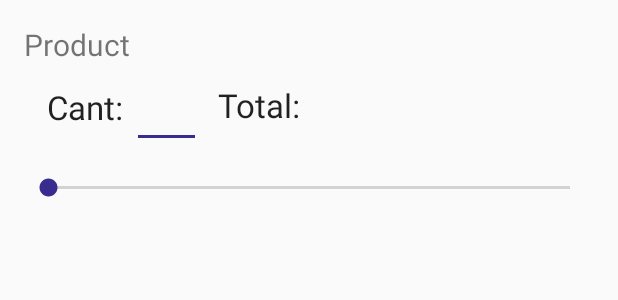
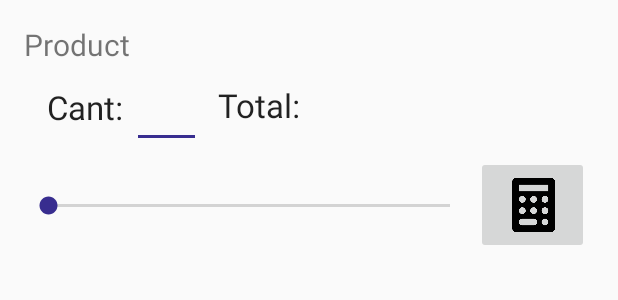
Before and after one commit to kevinwagner96/CSS_App, an Android app: the layout layout_add_to_car.xml on its own in the app's theme, with its tools: preview values and no code run, on a phone screen of 412 x 824 dp. Shown: the top 300 px of the screen. Run offline under Robolectric (Android 15) with nearby library versions, the light colour scheme and no system bars; network calls fail.

Commit message:
button and change fragment

```diff
--- a/app/src/main/java/com/example/css/ui/home/HomeFragment.kt
+++ b/app/src/main/java/com/example/css/ui/home/HomeFragment.kt
@@ -1,5 +1,6 @@
 package com.example. css.ui.home
 
+import android.app.Dialog
 import android.content.Intent
 import android.os.Build
 import android.os.Bundle
@@ -19,10 +20,13 @@ import androidx.core.text.isDigitsOnly
 import androidx.fragment.app.DialogFragment
 import androidx.fragment.app.Fragment
 import androidx.fragment.app.FragmentManager
+import androidx.fragment.app.FragmentTransaction
 import androidx.lifecycle.LiveData
 import androidx.lifecycle.MutableLiveData
 import androidx.lifecycle.Observer
 import androidx.lifecycle.ViewModelProviders
+import androidx.navigation.findNavController
+import androidx.navigation.fragment.findNavController
 import com.example.css.ApiService
 import com.example.css.MainActivity
 import com.example.css.R
@@ -36,6 +40,8 @@ import kotlinx.android.synthetic.main.fragment_gallery.*
 import retrofit2.Call
 import com.google.zxing.integration.android.IntentIntegrator
 import com.google.zxing.integration.android.IntentResult
+import kotlinx.android.synthetic.main.content_main.*
+import kotlinx.android.synthetic.main.layout_add_to_car.*
 import okhttp3.OkHttpClient
 import retrofit2.Callback
 import retrofit2.Response
@@ -81,7 +87,7 @@ class HomeFragment : Fragment() {
 
         val retrofit: Retrofit = Retrofit.Builder()
             .client(okHttpClient())
-            .baseUrl("http://192.168.0.117:8080/api/")
+            .baseUrl("http://192.168.0.6:45455/api/")
             .addConverterFactory(GsonConverterFactory.create())
             .build()
 
@@ -160,6 +166,7 @@ class HomeFragment : Fragment() {
     }
 
     private fun showAddCarDialog(producto: Producto){
+        val dialog : android.app.AlertDialog
         val builder = android.app.AlertDialog.Builder(activity)
         val inflater = layoutInflater
         val view = inflater.inflate(R.layout.layout_add_to_car,null)
@@ -167,11 +174,17 @@ class HomeFragment : Fragment() {
         val cant = view.findViewById<EditText>(R.id.editTextCantidad)
         val desc = view.findViewById<TextView>(R.id.textViewDescripcion)
         val total = view.findViewById<TextView>(R.id.textViewTotal)
+        val calcular = view.findViewById<ImageButton>(R.id.btn_calculadora)
+
 
         desc.setText(producto.descripcion)
         cant.setText("1")
         val decimal = BigDecimal(producto.precioContado).setScale(2, RoundingMode.HALF_EVEN)
         total.setText("Total= $"+decimal.toString())
+
+
+
+
 
         scroll.progress = 1
         scroll.max = 20
@@ -223,9 +236,15 @@ class HomeFragment : Fragment() {
             }
         }
         )
+        dialog = builder.create()
 
+        calcular.setOnClickListener{
+            MyProducto.set(producto)
+            nav_host_fragment.findNavController().navigate(R.id.nav_slideshow)
+            dialog.cancel()
+        }
 
-        builder.create().show()
+        dialog.show()
     }
 
     fun searchByDescripcion(desc:String){
--- a/app/src/main/res/layout/layout_add_to_car.xml
+++ b/app/src/main/res/layout/layout_add_to_car.xml
@@ -13,10 +13,18 @@
 
     <SeekBar
         android:id="@+id/seekBar"
-        android:layout_width="match_parent"
-        android:layout_height="wrap_content"
+        android:layout_width="300dp"
+        android:layout_height="43dp"
         android:layout_below="@+id/editTextCantidad"
-        android:layout_marginTop="17dp" />
+        android:layout_alignStart="@+id/textViewDescripcion"
+        android:layout_alignLeft="@+id/textViewDescripcion"
+        android:layout_alignEnd="@+id/textViewTotal"
+        android:layout_alignRight="@+id/textViewTotal"
+        android:layout_marginStart="0dp"
+        android:layout_marginLeft="0dp"
+        android:layout_marginTop="17dp"
+        android:layout_marginEnd="80dp"
+        android:layout_marginRight="80dp" />
 
     <EditText
         android:id="@+id/editTextCantidad"
@@ -58,4 +66,20 @@
         android:text="Total:"
         android:textAppearance="@style/TextAppearance.AppCompat.Large" />
 
+    <ImageButton
+        android:id="@+id/btn_calculadora"
+        android:layout_width="75dp"
+        android:layout_below="@+id/editTextCantidad"
+        android:layout_alignEnd="@+id/textViewTotal"
+        android:layout_alignRight="@+id/textViewTotal"
+        android:layout_alignBottom="@+id/seekBar"
+        android:layout_marginTop="5dp"
+        android:layout_marginEnd="3dp"
+        android:layout_marginRight="0dp"
+        android:layout_marginBottom="-10dp"
+        android:scaleType="fitCenter"
+        android:src="@drawable/calculator"
+        android:layout_height="wrap_content" />
+
+
 </RelativeLayout>
```
Also changed, not shown: app/src/main/res/drawable-v24/calculator.png (added).
